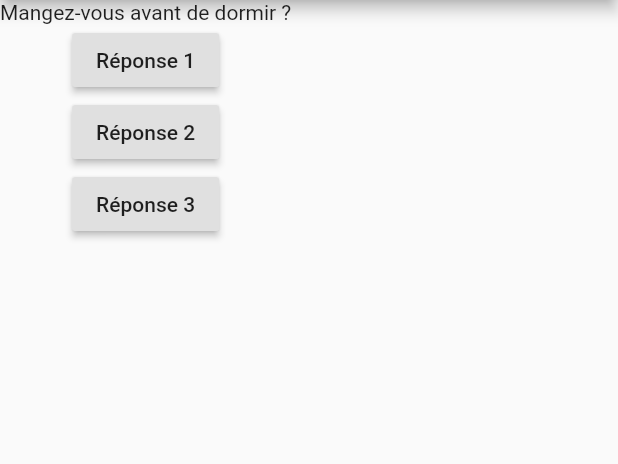
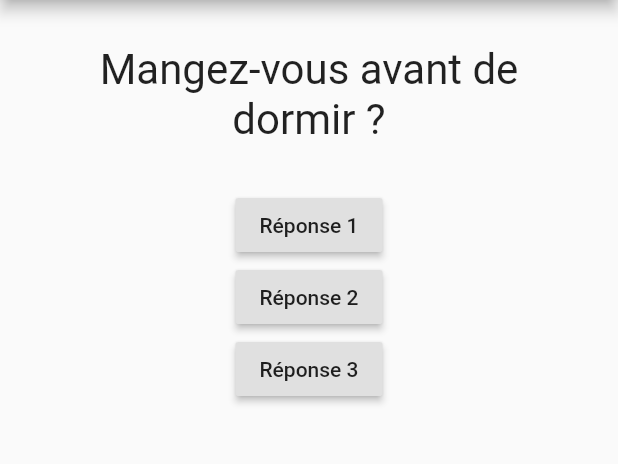
Before and after one commit to boriskamtou/billion_game, a Flutter app: the screen it shows after launch, after a tap on "Réponse 1", on a phone screen of 412 x 824 dp, the part 84-548 px from its top. Run offline on Flutter 3.47's test engine with Material 2 defaults, Android fonts, the phone set to English and light mode, and no system bars.

Commit message:
create widget for display a question

```diff
--- a/lib/main.dart
+++ b/lib/main.dart
@@ -1,4 +1,6 @@
 import 'package:flutter/material.dart';
+
+import './question.dart';
 
 void main() => runApp(MyApp());
 
@@ -8,13 +10,18 @@ class MyApp extends StatefulWidget {
 }
 
 class _MyAppState extends State<MyApp> {
-  var questionIndex = 0;
+  var _questionIndex = 0;
+
+  get questionIndex => _questionIndex;
+
+  set questionIndex(questionIndex) {
+    _questionIndex = questionIndex;
+  }
 
   void answerQuestion() {
     setState(() {
       questionIndex = questionIndex + 1;
     });
-    print('Hello world');
   }
 
   @override
@@ -35,7 +42,7 @@ class _MyAppState extends State<MyApp> {
         ),
         body: Column(
           children: <Widget>[
-            Text(questions[questionIndex]),
+            Question(questions[_questionIndex]),
             RaisedButton(
               child: Text('Réponse 1'),
               onPressed: () {
--- /dev/null
+++ b/lib/question.dart
@@ -0,0 +1,21 @@
+import 'package:flutter/material.dart';
+
+class Question extends StatelessWidget {
+  final String question;
+  Question(this.question);
+
+  @override
+  Widget build(BuildContext context) {
+    return Container(
+      width: double.infinity,
+      margin: EdgeInsets.all(30.0),
+      child: Text(
+        question,
+        style: TextStyle(
+          fontSize: 28,
+        ),
+        textAlign: TextAlign.center,
+      ),
+    );
+  }
+}
```
Also changed, not shown: 2 other files.
